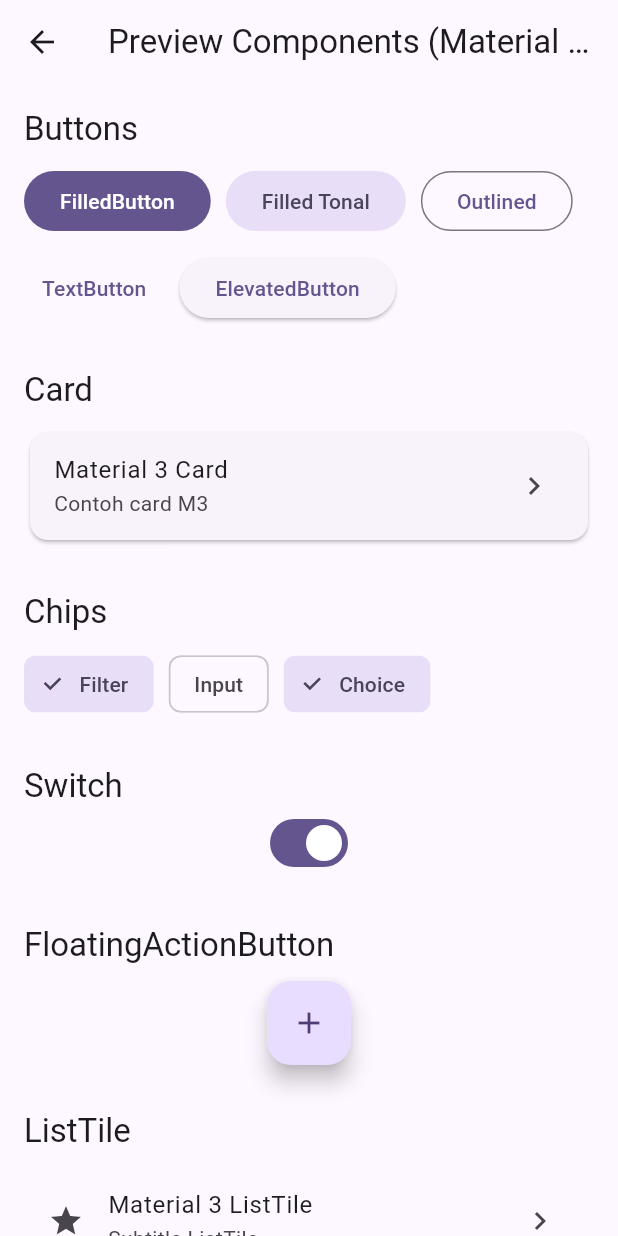
After one commit to TheGreatEmperor1/MobileApp_MaterialYou3, a Flutter app: the PreviewComponentsScreen screen opened directly, on a phone screen of 412 x 824 dp. The commit adds this screen. Run offline on Flutter 3.47's test engine with Material 3 defaults, Android fonts, the phone set to English and light mode, and no system bars; drawn by our look-alikes of dynamic_color; our stand-ins replace flutter_colorpicker, shared_preferences; accounts and stored records are empty.

Commit message:
Perubahan kecil

```diff
--- /dev/null
+++ b/lib/preview_components_screen.dart
@@ -0,0 +1,130 @@
+import 'package:flutter/material.dart';
+
+class PreviewComponentsScreen extends StatelessWidget {
+  const PreviewComponentsScreen({super.key});
+
+  @override
+  Widget build(BuildContext context) {
+    final theme = Theme.of(context);
+
+    return Scaffold(
+      appBar: AppBar(title: const Text("Preview Components (Material 3)")),
+      body: ListView(
+        padding: const EdgeInsets.all(16),
+        children: [
+          // ---------------- BUTTONS ----------------
+          Text("Buttons", style: theme.textTheme.titleLarge),
+          const SizedBox(height: 10),
+          Wrap(
+            spacing: 10,
+            runSpacing: 10,
+            children: [
+              FilledButton(onPressed: () {}, child: const Text("FilledButton")),
+              FilledButton.tonal(
+                onPressed: () {},
+                child: const Text("Filled Tonal"),
+              ),
+              OutlinedButton(onPressed: () {}, child: const Text("Outlined")),
+              TextButton(onPressed: () {}, child: const Text("TextButton")),
+              ElevatedButton(
+                onPressed: () {},
+                child: const Text("ElevatedButton"),
+              ),
+            ],
+          ),
+
+          const SizedBox(height: 30),
+
+          // ---------------- CARDS ----------------
+          Text("Card", style: theme.textTheme.titleLarge),
+          const SizedBox(height: 10),
+          Card(
+            child: ListTile(
+              title: const Text("Material 3 Card"),
+              subtitle: const Text("Contoh card M3"),
+              trailing: const Icon(Icons.chevron_right),
+            ),
+          ),
+
+          const SizedBox(height: 30),
+
+          // ---------------- CHIPS ----------------
+          Text("Chips", style: theme.textTheme.titleLarge),
+          const SizedBox(height: 10),
+          Wrap(
+            spacing: 10,
+            children: [
+              FilterChip(
+                label: const Text("Filter"),
+                selected: true,
+                onSelected: (v) {},
+              ),
+              InputChip(label: const Text("Input"), onPressed: () {}),
+              ChoiceChip(
+                label: const Text("Choice"),
+                selected: true,
+                onSelected: (_) {},
+              ),
+            ],
+          ),
+
+          const SizedBox(height: 30),
+
+          // ---------------- SWITCH ----------------
+          Text("Switch", style: theme.textTheme.titleLarge),
+          Switch(value: true, onChanged: (_) {}),
+
+          const SizedBox(height: 30),
+
+          // ---------------- FAB ----------------
+          Text("FloatingActionButton", style: theme.textTheme.titleLarge),
+          const SizedBox(height: 10),
+          Center(
+            child: FloatingActionButton(
+              onPressed: () {},
+              child: const Icon(Icons.add),
+            ),
+          ),
+
+          const SizedBox(height: 30),
+
+          // ---------------- LIST TILE ----------------
+          Text("ListTile", style: theme.textTheme.titleLarge),
+          const SizedBox(height: 10),
+          ListTile(
+            leading: const Icon(Icons.star),
+            title: const Text("Material 3 ListTile"),
+            subtitle: const Text("Subtitle ListTile"),
+            trailing: const Icon(Icons.chevron_right),
+          ),
+
+          const SizedBox(height: 30),
+
+          // ---------------- DIALOG ----------------
+          Text("Dialog", style: theme.textTheme.titleLarge),
+          const SizedBox(height: 10),
+          FilledButton(
+            onPressed: () {
+              showDialog(
+                context: context,
+                builder: (context) => AlertDialog(
+                  title: const Text("Material 3 Dialog"),
+                  content: const Text("Ini contoh dialog M3."),
+                  actions: [
+                    TextButton(
+                      onPressed: () => Navigator.pop(context),
+                      child: const Text("Close"),
+                    ),
+                  ],
+                ),
+              );
+            },
+            child: const Text("Show Dialog"),
+          ),
+
+          const SizedBox(height: 50),
+        ],
+      ),
+    );
+  }
+}
```
Also changed, not shown: lib/home_screen.dart (+229 -39 lines).
